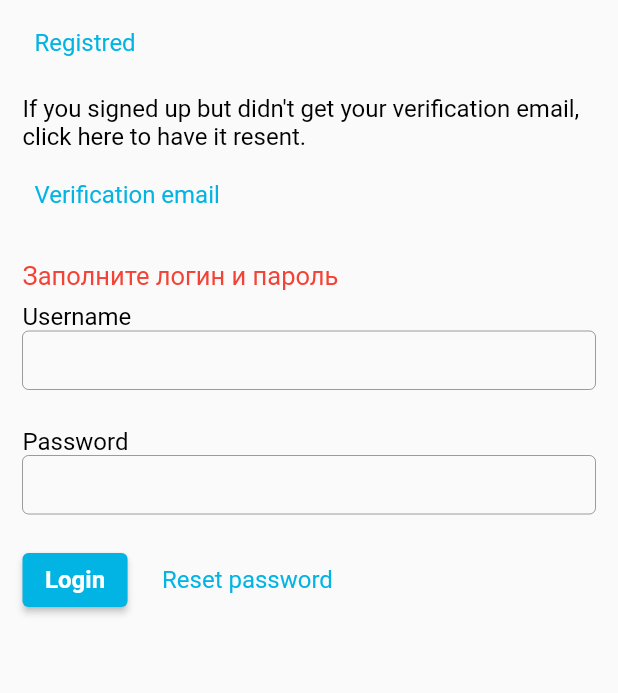
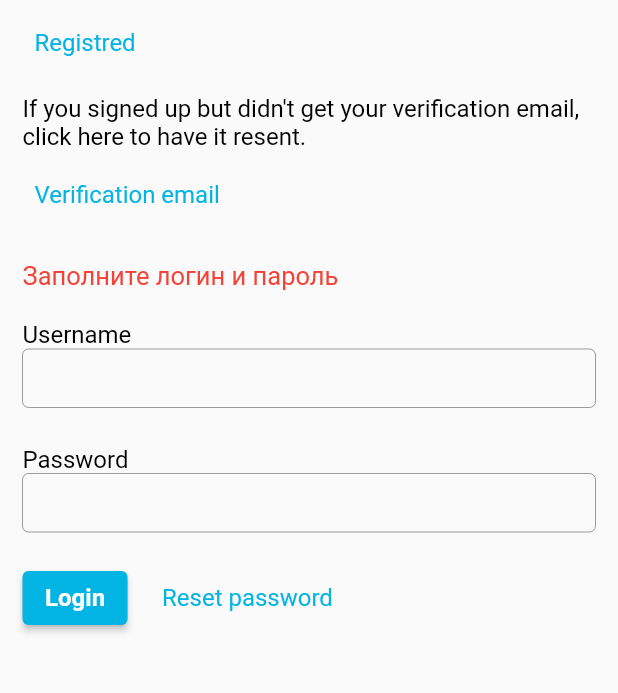
Before and after one commit to Kibakuss/TMDB, a Flutter app: the screen it shows after launch, after a tap on "Login", on a phone screen of 412 x 824 dp, the part 257-950 px from its top. Run offline on Flutter 3.47's test engine with Material 2 defaults, Android fonts, the light colour scheme and no system bars; our stand-ins replace flutter_secure_storage.

Commit message:
MyApiKey on TMDB, v 0.62

```diff
--- a/lib/domain/api_client/api_client.dart
+++ b/lib/domain/api_client/api_client.dart
@@ -1,11 +1,12 @@
 import 'dart:convert';
 import 'dart:io';
+
 
 class ApiClient {
   final _client = HttpClient();
   static const _host = 'https://api.themoviedb.org/3';
   static const _imageUrl = 'https:/image.tmdb.org/t/p/w500';
-  static const _apiKey = '0a2a46b5593a0978cc8e87ba34037430';
+  static const _apiKey = 'e3a3e7ba78d2df48176a4571fc568f2f';
 
   Future<String> auth({
     required String username,
@@ -79,7 +80,7 @@ class ApiClient {
   }
 }
 
-extension HttpClientResponseJsonnDecode on HttpClientResponse {
+extension HttpClientResponseJsonDecode on HttpClientResponse {
   Future<dynamic> jsonDecode() async {
     return transform(utf8.decoder)
         .toList()
--- a/lib/widgets/auth/auth_model.dart
+++ b/lib/widgets/auth/auth_model.dart
@@ -32,7 +32,7 @@ class AuthModel extends ChangeNotifier {
     notifyListeners();
     String? sessionId;
     try {
-      final sessionId =
+       sessionId =
           await _apiClinet.auth(username: login, password: password);
     } catch (e) {
       _errorMessage = 'Неправильный логин или пароль!';
@@ -40,6 +40,7 @@ class AuthModel extends ChangeNotifier {
     _isAuthProgress = false;
     if (_errorMessage != null) {
       notifyListeners();
+      return;
     }
     if (sessionId == null) {
       _errorMessage = 'Неизвестная ошибка, повторите попытку';
@@ -54,7 +55,7 @@ class AuthModel extends ChangeNotifier {
 
 class AuthProvider extends InheritedNotifier {
   final AuthModel model;
-  AuthProvider({Key? key, required Widget child, required this.model})
+  const AuthProvider({Key? key, required Widget child, required this.model})
       : super(key: key, child: child, notifier: model);
 
   static AuthProvider? watch(BuildContext context) {
--- a/lib/widgets/auth/auth_widget.dart
+++ b/lib/widgets/auth/auth_widget.dart
@@ -149,7 +149,7 @@ class _AuthButtonWidget extends StatelessWidget {
     final model = AuthProvider.watch(context)?.model;
     const color = Color(0xFF01B4E4);
     final onPressed = model?.canStartAuth == true ? ( ) => model?.auth(context) : null;
-    final child = model?.isAuthProgress == true ? const SizedBox(width: 15,child: CircularProgressIndicator(strokeWidth: 2)) : const Text('Login');
+    final child = model?.isAuthProgress == true ? const SizedBox(width: 15,height: 15, child: CircularProgressIndicator(strokeWidth: 2)) : const Text('Login');
     return ElevatedButton(
       onPressed: onPressed,
       style: ButtonStyle(
@@ -176,7 +176,7 @@ class _AuthButtonWidget extends StatelessWidget {
      final errorMessage = AuthProvider.watch(context)?.model.errorMessage;
      if(errorMessage == null) return const SizedBox.shrink();
      return Padding(
-       padding: const EdgeInsets.only(bottom: 8.0),
+       padding: const EdgeInsets.only(bottom: 20),
        child: Text(
               errorMessage,
               style: TextStyle(color: Colors.red, fontSize: 17),
--- a/pubspec.yaml
+++ b/pubspec.yaml
@@ -35,6 +35,7 @@ dependencies:
   # Use with the CupertinoIcons class for iOS style icons.
   cupertino_icons: ^1.0.2
   flutter_secure_storage: ^5.0.2
+  http: ^0.13.4
 
 dev_dependencies:
   flutter_test:
```
Also changed, not shown: pubspec.lock.
